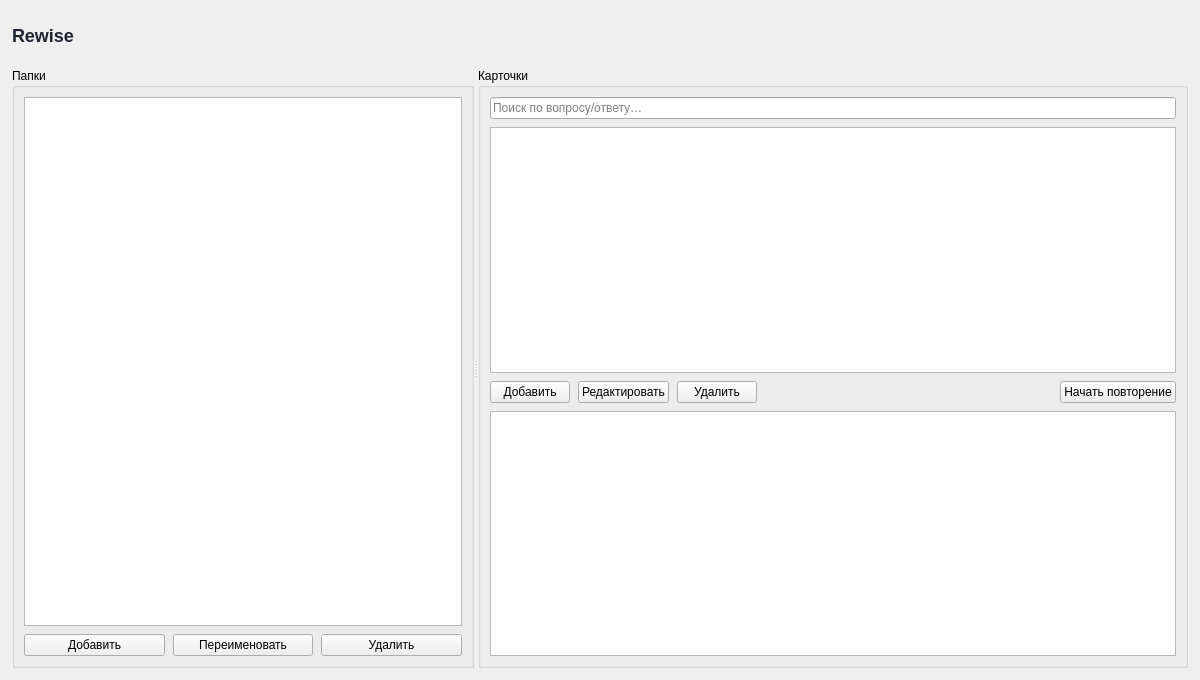
mrggrmexe/Rewise, file rewise-app/src/ui/pages/LibraryPage.ui: the form before one commit.
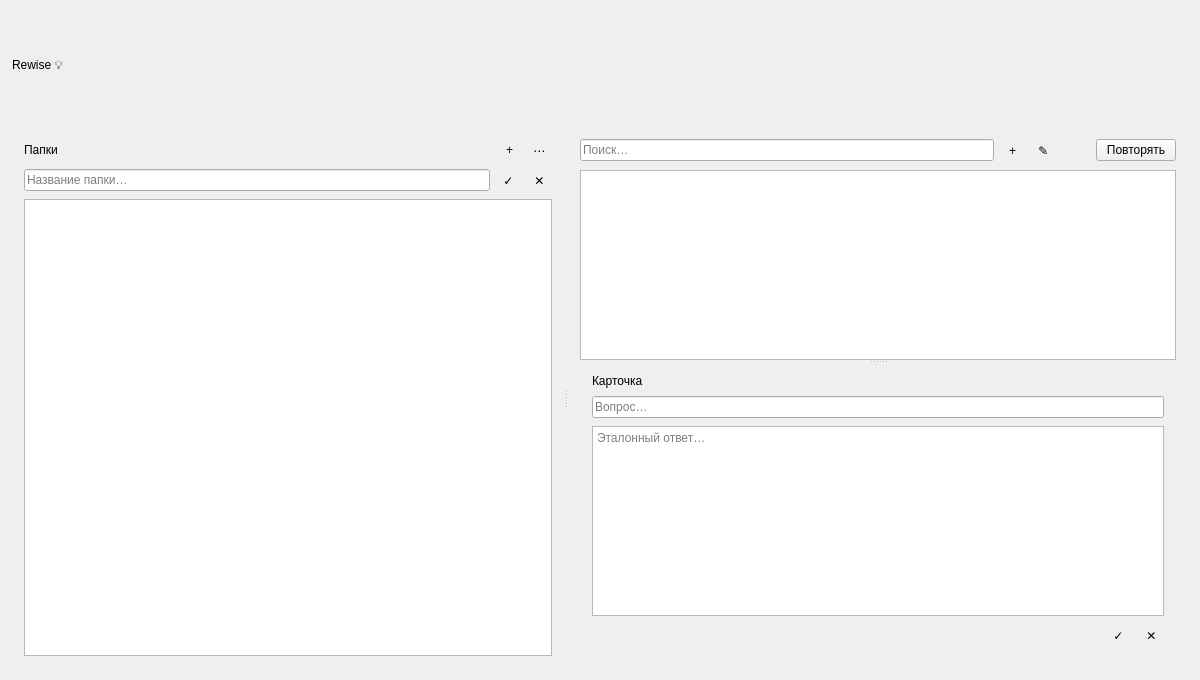
The form after the commit. The open tabs and pages were chosen to show the change.

The edit to the form file:
```diff
--- a/rewise-app/src/ui/pages/LibraryPage.ui
+++ b/rewise-app/src/ui/pages/LibraryPage.ui
@@ -13,7 +13,7 @@
   <property name="windowTitle">
    <string>LibraryPage</string>
   </property>
-  <layout class="QVBoxLayout" name="rootLayout" stretch="1,13">
+  <layout class="QVBoxLayout" name="rootLayout">
    <property name="spacing">
     <number>10</number>
    </property>
@@ -34,25 +34,10 @@
      <property name="spacing">
       <number>10</number>
      </property>
-     <property name="sizeConstraint">
-      <enum>QLayout::SizeConstraint::SetDefaultConstraint</enum>
-     </property>
-     <property name="leftMargin">
-      <number>0</number>
-     </property>
-     <property name="topMargin">
-      <number>0</number>
-     </property>
-     <property name="bottomMargin">
-      <number>0</number>
-     </property>
      <item>
       <widget class="QLabel" name="lblAppTitle">
-       <property name="styleSheet">
-        <string notr="true">font-size: 18px; font-weight: 800; color: #1F2430;</string>
-       </property>
        <property name="text">
-        <string>Rewise</string>
+        <string>Rewise 💡</string>
        </property>
       </widget>
      </item>
@@ -79,7 +64,7 @@
        </property>
        <property name="maximumSize">
         <size>
-         <width>560</width>
+         <width>640</width>
          <height>150</height>
         </size>
        </property>
@@ -105,105 +90,50 @@
     </layout>
    </item>
    <item>
-    <widget class="QSplitter" name="splitterMain">
+    <widget class="QSplitter" name="splitMain">
      <property name="orientation">
       <enum>Qt::Orientation::Horizontal</enum>
      </property>
-     <widget class="QGroupBox" name="gbFolders">
-      <property name="title">
-       <string>Папки</string>
+     <widget class="QFrame" name="frameFolders">
+      <property name="minimumSize">
+       <size>
+        <width>260</width>
+        <height>0</height>
+       </size>
+      </property>
+      <property name="frameShape">
+       <enum>QFrame::Shape::NoFrame</enum>
       </property>
       <layout class="QVBoxLayout" name="foldersLayout">
        <property name="spacing">
         <number>8</number>
        </property>
-       <item>
-        <widget class="QListView" name="lvFolders">
-         <property name="selectionMode">
-          <enum>QAbstractItemView::SelectionMode::SingleSelection</enum>
-         </property>
-        </widget>
-       </item>
-       <item>
-        <layout class="QHBoxLayout" name="foldersButtonsRow">
-         <item>
-          <widget class="QPushButton" name="btnAddFolder">
-           <property name="text">
-            <string>Добавить</string>
-           </property>
-          </widget>
-         </item>
-         <item>
-          <widget class="QPushButton" name="btnRenameFolder">
-           <property name="text">
-            <string>Переименовать</string>
-           </property>
-          </widget>
-         </item>
-         <item>
-          <widget class="QPushButton" name="btnDeleteFolder">
-           <property name="text">
-            <string>Удалить</string>
-           </property>
-          </widget>
-         </item>
-        </layout>
-       </item>
-      </layout>
-     </widget>
-     <widget class="QGroupBox" name="gbCards">
-      <property name="title">
-       <string>Карточки</string>
-      </property>
-      <layout class="QVBoxLayout" name="cardsLayout">
-       <property name="spacing">
-        <number>8</number>
+       <property name="leftMargin">
+        <number>12</number>
        </property>
+       <property name="topMargin">
+        <number>12</number>
+       </property>
+       <property name="rightMargin">
+        <number>12</number>
+       </property>
+       <property name="bottomMargin">
+        <number>12</number>
+       </property>
        <item>
-        <widget class="QLineEdit" name="leSearch">
-         <property name="placeholderText">
-          <string>Поиск по вопросу/ответу…</string>
+        <layout class="QHBoxLayout" name="foldersHeaderRow">
+         <property name="spacing">
+          <number>6</number>
          </property>
-        </widget>
-       </item>
-       <item>
-        <widget class="QTableView" name="tvCards">
-         <property name="selectionMode">
-          <enum>QAbstractItemView::SelectionMode::SingleSelection</enum>
-         </property>
-         <property name="selectionBehavior">
-          <enum>QAbstractItemView::SelectionBehavior::SelectRows</enum>
-         </property>
-         <property name="sortingEnabled">
-          <bool>true</bool>
-         </property>
-        </widget>
-       </item>
-       <item>
-        <layout class="QHBoxLayout" name="cardsButtonsRow">
          <item>
-          <widget class="QPushButton" name="btnAddCard">
+          <widget class="QLabel" name="lblFolders">
            <property name="text">
-            <string>Добавить</string>
+            <string>Папки</string>
            </property>
           </widget>
          </item>
          <item>
-          <widget class="QPushButton" name="btnEditCard">
-           <property name="text">
-            <string>Редактировать</string>
-           </property>
-          </widget>
-         </item>
-         <item>
-          <widget class="QPushButton" name="btnDeleteCard">
-           <property name="text">
-            <string>Удалить</string>
-           </property>
-          </widget>
-         </item>
-         <item>
-          <spacer name="spacerCardsRow">
+          <spacer name="spacerFoldersHeader">
            <property name="orientation">
             <enum>Qt::Orientation::Horizontal</enum>
            </property>
@@ -216,25 +146,324 @@
           </spacer>
          </item>
          <item>
-          <widget class="QPushButton" name="btnStartReview">
+          <widget class="QToolButton" name="btnAddFolder">
+           <property name="toolTip">
+            <string>Новая папка</string>
+           </property>
            <property name="text">
-            <string>Начать повторение</string>
+            <string>+</string>
+           </property>
+           <property name="autoRaise">
+            <bool>true</bool>
+           </property>
+          </widget>
+         </item>
+         <item>
+          <widget class="QToolButton" name="btnFolderMore">
+           <property name="toolTip">
+            <string>Действия с папкой</string>
+           </property>
+           <property name="text">
+            <string>⋯</string>
+           </property>
+           <property name="autoRaise">
+            <bool>true</bool>
            </property>
           </widget>
          </item>
         </layout>
        </item>
        <item>
-        <widget class="QTextBrowser" name="tbPreview">
-         <property name="minimumSize">
-          <size>
-           <width>0</width>
-           <height>140</height>
-          </size>
-         </property>
-         <property name="openExternalLinks">
+        <widget class="QFrame" name="folderEditor">
+         <property name="visible">
           <bool>false</bool>
          </property>
+         <property name="frameShape">
+          <enum>QFrame::Shape::NoFrame</enum>
+         </property>
+         <layout class="QHBoxLayout" name="folderEditorLayout">
+          <property name="spacing">
+           <number>6</number>
+          </property>
+          <property name="leftMargin">
+           <number>0</number>
+          </property>
+          <property name="topMargin">
+           <number>0</number>
+          </property>
+          <property name="rightMargin">
+           <number>0</number>
+          </property>
+          <property name="bottomMargin">
+           <number>0</number>
+          </property>
+          <item>
+           <widget class="QLineEdit" name="leFolderName">
+            <property name="placeholderText">
+             <string>Название папки…</string>
+            </property>
+           </widget>
+          </item>
+          <item>
+           <widget class="QToolButton" name="btnFolderSave">
+            <property name="toolTip">
+             <string>Сохранить</string>
+            </property>
+            <property name="text">
+             <string>✓</string>
+            </property>
+            <property name="autoRaise">
+             <bool>true</bool>
+            </property>
+           </widget>
+          </item>
+          <item>
+           <widget class="QToolButton" name="btnFolderCancel">
+            <property name="toolTip">
+             <string>Отмена</string>
+            </property>
+            <property name="text">
+             <string>✕</string>
+            </property>
+            <property name="autoRaise">
+             <bool>true</bool>
+            </property>
+           </widget>
+          </item>
+         </layout>
+        </widget>
+       </item>
+       <item>
+        <widget class="QListView" name="lvFolders">
+         <property name="selectionMode">
+          <enum>QAbstractItemView::SelectionMode::SingleSelection</enum>
+         </property>
+         <property name="uniformItemSizes">
+          <bool>true</bool>
+         </property>
+        </widget>
+       </item>
+      </layout>
+     </widget>
+     <widget class="QFrame" name="frameCards">
+      <property name="frameShape">
+       <enum>QFrame::Shape::NoFrame</enum>
+      </property>
+      <layout class="QVBoxLayout" name="cardsLayout">
+       <property name="spacing">
+        <number>8</number>
+       </property>
+       <property name="leftMargin">
+        <number>12</number>
+       </property>
+       <property name="topMargin">
+        <number>12</number>
+       </property>
+       <property name="rightMargin">
+        <number>12</number>
+       </property>
+       <property name="bottomMargin">
+        <number>12</number>
+       </property>
+       <item>
+        <layout class="QHBoxLayout" name="cardsTopRow">
+         <property name="spacing">
+          <number>8</number>
+         </property>
+         <item>
+          <widget class="QLineEdit" name="leSearch">
+           <property name="placeholderText">
+            <string>Поиск…</string>
+           </property>
+          </widget>
+         </item>
+         <item>
+          <widget class="QToolButton" name="btnAddCard">
+           <property name="toolTip">
+            <string>Новая карточка</string>
+           </property>
+           <property name="text">
+            <string>+</string>
+           </property>
+           <property name="autoRaise">
+            <bool>true</bool>
+           </property>
+          </widget>
+         </item>
+         <item>
+          <widget class="QToolButton" name="btnEditCard">
+           <property name="toolTip">
+            <string>Редактировать</string>
+           </property>
+           <property name="text">
+            <string>✎</string>
+           </property>
+           <property name="autoRaise">
+            <bool>true</bool>
+           </property>
+          </widget>
+         </item>
+         <item>
+          <widget class="QToolButton" name="btnDeleteCard">
+           <property name="toolTip">
+            <string>Удалить</string>
+           </property>
+           <property name="text">
+            <string/>
+           </property>
+           <property name="autoRaise">
+            <bool>true</bool>
+           </property>
+          </widget>
+         </item>
+         <item>
+          <widget class="QPushButton" name="btnStartReview">
+           <property name="text">
+            <string>Повторять</string>
+           </property>
+          </widget>
+         </item>
+        </layout>
+       </item>
+       <item>
+        <widget class="QSplitter" name="splitCards">
+         <property name="orientation">
+          <enum>Qt::Orientation::Vertical</enum>
+         </property>
+         <widget class="QTableView" name="tvCards">
+          <property name="selectionMode">
+           <enum>QAbstractItemView::SelectionMode::SingleSelection</enum>
+          </property>
+          <property name="selectionBehavior">
+           <enum>QAbstractItemView::SelectionBehavior::SelectRows</enum>
+          </property>
+          <property name="sortingEnabled">
+           <bool>true</bool>
+          </property>
+         </widget>
+         <widget class="QStackedWidget" name="detailsStack">
+          <property name="currentIndex">
+           <number>0</number>
+          </property>
+          <widget class="QWidget" name="previewPage">
+           <layout class="QVBoxLayout" name="previewLayout">
+            <property name="spacing">
+             <number>0</number>
+            </property>
+            <property name="leftMargin">
+             <number>12</number>
+            </property>
+            <property name="topMargin">
+             <number>10</number>
+            </property>
+            <property name="rightMargin">
+             <number>12</number>
+            </property>
+            <property name="bottomMargin">
+             <number>10</number>
+            </property>
+            <item>
+             <widget class="QTextBrowser" name="tbPreview">
+              <property name="openExternalLinks">
+               <bool>false</bool>
+              </property>
+             </widget>
+            </item>
+           </layout>
+          </widget>
+          <widget class="QWidget" name="editorPage">
+           <layout class="QVBoxLayout" name="editorLayout">
+            <property name="spacing">
+             <number>8</number>
+            </property>
+            <property name="leftMargin">
+             <number>12</number>
+            </property>
+            <property name="topMargin">
+             <number>10</number>
+            </property>
+            <property name="rightMargin">
+             <number>12</number>
+            </property>
+            <property name="bottomMargin">
+             <number>10</number>
+            </property>
+            <item>
+             <widget class="QLabel" name="lblEditorTitle">
+              <property name="text">
+               <string>Карточка</string>
+              </property>
+             </widget>
+            </item>
+            <item>
+             <widget class="QLineEdit" name="leCardQuestion">
+              <property name="placeholderText">
+               <string>Вопрос…</string>
+              </property>
+             </widget>
+            </item>
+            <item>
+             <widget class="QPlainTextEdit" name="pteCardAnswer">
+              <property name="tabChangesFocus">
+               <bool>true</bool>
+              </property>
+              <property name="lineWrapMode">
+               <enum>QPlainTextEdit::LineWrapMode::WidgetWidth</enum>
+              </property>
+              <property name="placeholderText">
+               <string>Эталонный ответ…</string>
+              </property>
+             </widget>
+            </item>
+            <item>
+             <layout class="QHBoxLayout" name="editorButtonsRow">
+              <property name="spacing">
+               <number>8</number>
+              </property>
+              <item>
+               <spacer name="spacerEditorButtons">
+                <property name="orientation">
+                 <enum>Qt::Orientation::Horizontal</enum>
+                </property>
+                <property name="sizeHint" stdset="0">
+                 <size>
+                  <width>40</width>
+                  <height>20</height>
+                 </size>
+                </property>
+               </spacer>
+              </item>
+              <item>
+               <widget class="QToolButton" name="btnCardSave">
+                <property name="toolTip">
+                 <string>Сохранить</string>
+                </property>
+                <property name="text">
+                 <string>✓</string>
+                </property>
+                <property name="autoRaise">
+                 <bool>true</bool>
+                </property>
+               </widget>
+              </item>
+              <item>
+               <widget class="QToolButton" name="btnCardCancel">
+                <property name="toolTip">
+                 <string>Отмена</string>
+                </property>
+                <property name="text">
+                 <string>✕</string>
+                </property>
+                <property name="autoRaise">
+                 <bool>true</bool>
+                </property>
+               </widget>
+              </item>
+             </layout>
+            </item>
+           </layout>
+          </widget>
+         </widget>
         </widget>
        </item>
       </layout>
```
